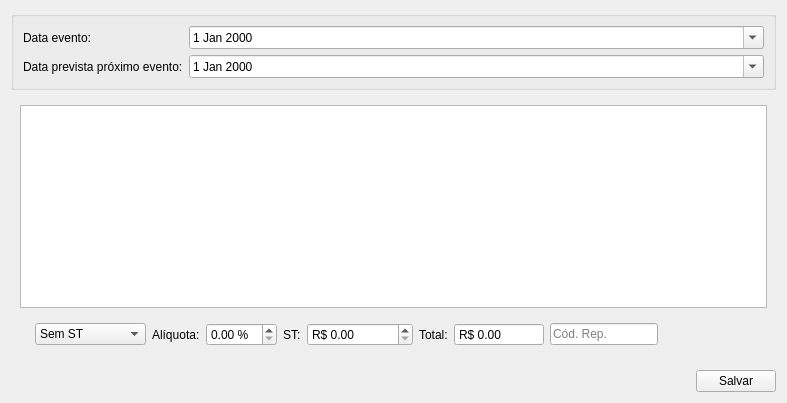
This is ui/inputdialogproduto.ui in darktorres/ERP-STACCATO as Qt 5 draws it before an edit. The edited form follows.
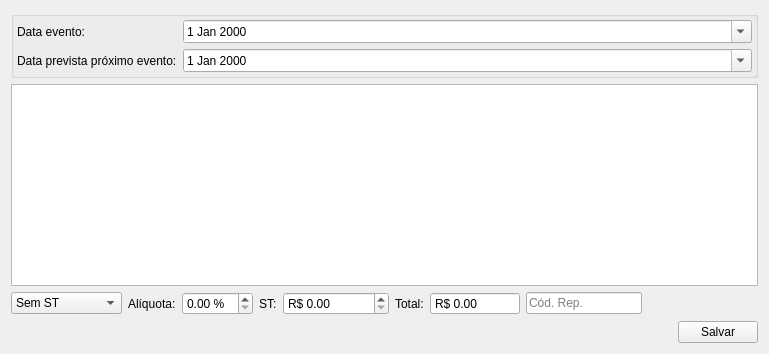
This is the edited form. Custom widgets are drawn as their Qt base class.

```diff
--- a/ui/inputdialogproduto.ui
+++ b/ui/inputdialogproduto.ui
@@ -6,8 +6,8 @@
    <rect>
     <x>0</x>
     <y>0</y>
-    <width>787</width>
-    <height>403</height>
+    <width>769</width>
+    <height>354</height>
    </rect>
   </property>
   <property name="windowTitle">
@@ -17,6 +17,18 @@
    <item row="0" column="0">
     <widget class="QGroupBox" name="frameData">
      <layout class="QGridLayout" name="gridLayout_4">
+      <property name="leftMargin">
+       <number>3</number>
+      </property>
+      <property name="topMargin">
+       <number>3</number>
+      </property>
+      <property name="rightMargin">
+       <number>3</number>
+      </property>
+      <property name="bottomMargin">
+       <number>3</number>
+      </property>
       <item row="1" column="0">
        <widget class="QLabel" name="labelProximoEvento">
         <property name="text">
@@ -63,9 +75,36 @@
    <item row="1" column="0">
     <widget class="QFrame" name="frameDataPreco">
      <layout class="QGridLayout" name="gridLayout_5">
+      <property name="leftMargin">
+       <number>0</number>
+      </property>
+      <property name="topMargin">
+       <number>0</number>
+      </property>
+      <property name="rightMargin">
+       <number>0</number>
+      </property>
+      <property name="bottomMargin">
+       <number>0</number>
+      </property>
+      <property name="horizontalSpacing">
+       <number>0</number>
+      </property>
       <item row="2" column="1">
        <widget class="QFrame" name="frameTotal">
         <layout class="QHBoxLayout" name="horizontalLayout_3">
+         <property name="leftMargin">
+          <number>0</number>
+         </property>
+         <property name="topMargin">
+          <number>0</number>
+         </property>
+         <property name="rightMargin">
+          <number>0</number>
+         </property>
+         <property name="bottomMargin">
+          <number>0</number>
+         </property>
          <item>
           <widget class="QComboBox" name="comboBoxST">
            <item>
@@ -177,8 +216,8 @@
            </property>
            <property name="sizeHint" stdset="0">
             <size>
-             <width>40</width>
-             <height>20</height>
+             <width>0</width>
+             <height>0</height>
             </size>
            </property>
           </spacer>
@@ -220,8 +259,8 @@
        </property>
        <property name="sizeHint" stdset="0">
         <size>
-         <width>40</width>
-         <height>20</height>
+         <width>0</width>
+         <height>0</height>
         </size>
        </property>
       </spacer>
```
